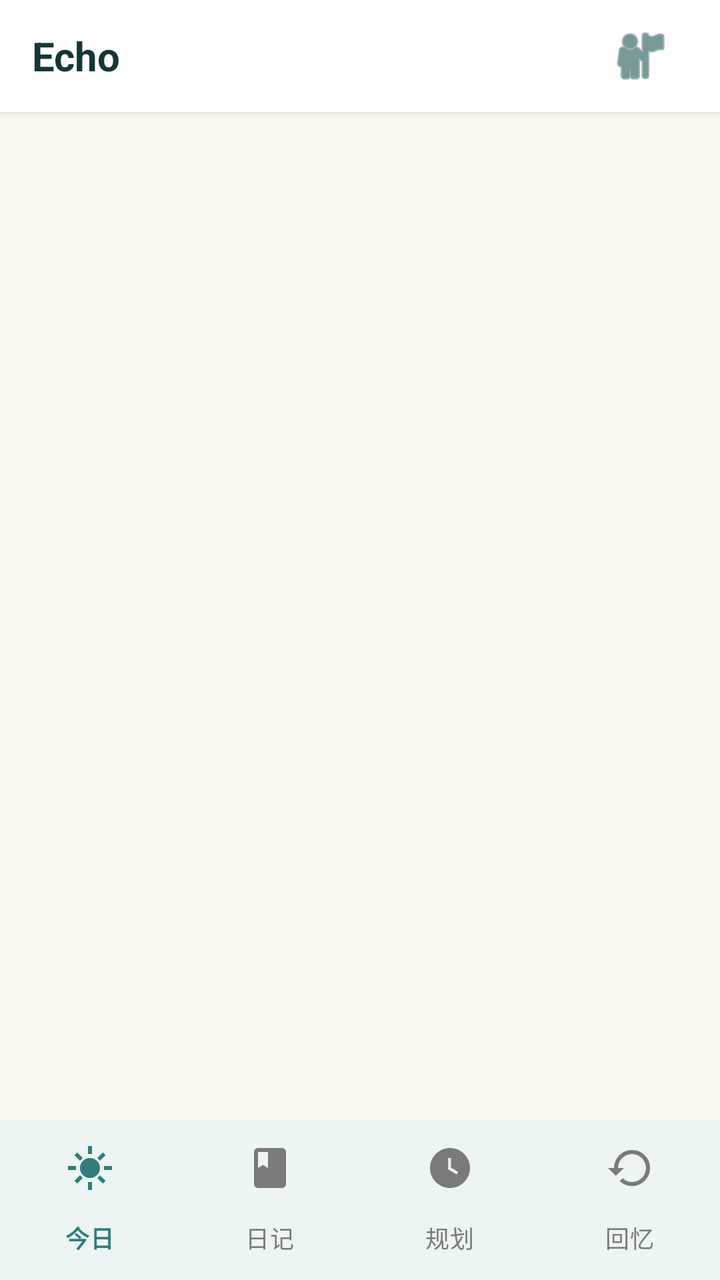
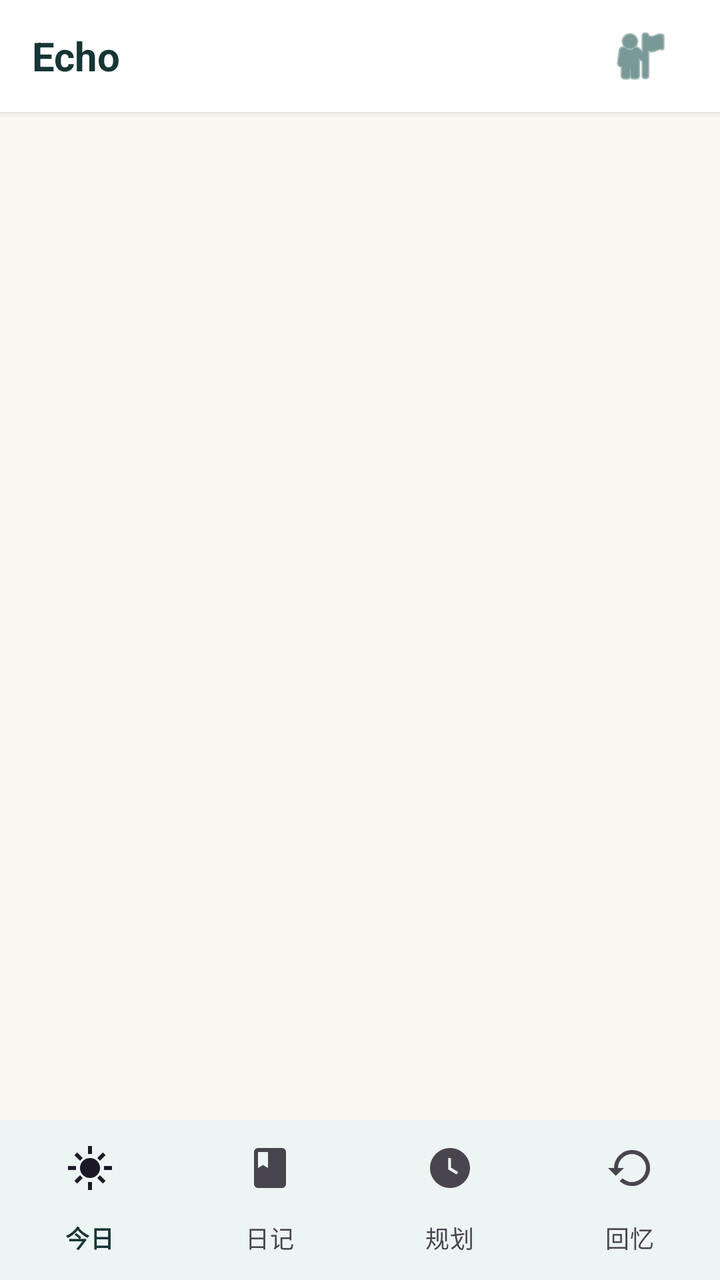

The first picture is an Android layout as it rendered before a commit; the second is the same layout after the commit. The layout source and the unified diff follow.
<!-- AndroidManifest.xml: application theme Theme.MyApplication -->
<!-- res/layout/activity_main.xml -->
<?xml version="1.0" encoding="utf-8"?>
<androidx.coordinatorlayout.widget.CoordinatorLayout xmlns:android="http://schemas.android.com/apk/res/android"
    xmlns:app="http://schemas.android.com/apk/res-auto"
    xmlns:tools="http://schemas.android.com/tools"
    android:id="@+id/root_main"
    android:layout_width="match_parent"
    android:layout_height="match_parent"
    android:background="#FAF7F0">

    <LinearLayout
        android:layout_width="match_parent"
        android:layout_height="match_parent"
        android:orientation="vertical">

        

        <LinearLayout
            android:layout_width="match_parent"
            android:layout_height="56dp"
            android:orientation="horizontal"
            android:gravity="center_vertical"
            android:paddingHorizontal="16dp"
            android:background="@android:color/white"
            android:elevation="2dp">

            <TextView
                android:layout_width="0dp"
                android:layout_height="wrap_content"
                android:layout_weight="1"
                android:text="@string/app_title"
                android:textColor="#163536"
                android:textSize="20sp"
                android:textStyle="bold"
                tools:ignore="VisualLintSystemUi" />

            <ImageButton
                android:id="@+id/btn_profile"
                android:layout_width="48dp"
                android:layout_height="48dp"
                android:background="?android:attr/selectableItemBackgroundBorderless"
                android:contentDescription="@string/profile_entry"
                android:padding="10dp"
                android:src="@android:drawable/ic_menu_myplaces"
                app:tint="#1E5553" />

            
        </LinearLayout>

        
        <LinearLayout
            android:id="@+id/weather_bar"
            android:layout_width="match_parent"
            android:layout_height="40dp"
            android:orientation="horizontal"
            android:gravity="center_vertical"
            android:paddingHorizontal="16dp"
            android:background="#F0F4F8"
            android:visibility="gone">

            <TextView
                android:id="@+id/weather_icon"
                android:layout_width="wrap_content"
                android:layout_height="wrap_content"
                android:textSize="20sp"
                android:layout_marginEnd="8dp" />

            <TextView
                android:id="@+id/weather_info"
                android:layout_width="0dp"
                android:layout_height="wrap_content"
                android:layout_weight="1"
                android:textSize="13sp"
                android:textColor="#555"
                android:maxLines="1"
                android:ellipsize="end" />
        </LinearLayout>

        
        <FrameLayout
            android:id="@+id/fragment_container"
            android:layout_width="match_parent"
            android:layout_height="0dp"
            android:layout_weight="1"
            android:paddingBottom="64dp" />
    </LinearLayout>

    
    <com.google.android.material.bottomnavigation.BottomNavigationView
        android:id="@+id/bottom_navigation"
        android:layout_width="match_parent"
        android:layout_height="wrap_content"
        android:layout_gravity="bottom"
        android:background="@android:color/white"
        app:menu="@menu/bottom_nav"
        app:labelVisibilityMode="labeled"
        app:itemIconTint="@color/bottom_nav_selector"
        app:itemTextColor="@color/bottom_nav_selector"
        tools:ignore="VisualLintBottomNav" />

</androidx.coordinatorlayout.widget.CoordinatorLayout>
<!-- resources referenced by this layout -->
<resources>
  <string name="app_title">Echo</string>
  <string name="profile_entry">个人中心</string>
  <style name="Theme.MyApplication" parent="Base.Theme.MyApplication" />
  <style name="Base.Theme.MyApplication" parent="Theme.Material3.DayNight.NoActionBar">
          <item name="colorPrimary">@color/echo_primary</item>
          <item name="colorPrimaryDark">@color/echo_primary_dark</item>
          <item name="colorAccent">@color/echo_primary</item>
          <item name="android:colorBackground">@color/echo_background</item>
          <item name="colorSurface">@color/echo_surface</item>
          <item name="colorOnPrimary">@color/white</item>
          <item name="colorOnSurface">@color/echo_text_primary</item>
      </style>
  <color name="echo_primary">#2F7D7A</color>
  <color name="echo_primary_dark">#1E5553</color>
  <color name="echo_background">#FAF7F0</color>
  <color name="echo_surface">#FFFFFF</color>
  <color name="white">#FFFFFFFF</color>
  <color name="echo_text_primary">#163536</color>
</resources>

<!-- the commit's change to res/layout/activity_main.xml (unified diff, before → after) -->
@@ -5,7 +5,7 @@
     android:id="@+id/root_main"
     android:layout_width="match_parent"
     android:layout_height="match_parent"
-    android:background="#FAF7F0">
+    android:background="?attr/echoBackground">
 
     <LinearLayout
         android:layout_width="match_parent"
@@ -20,7 +20,7 @@
             android:orientation="horizontal"
             android:gravity="center_vertical"
             android:paddingHorizontal="16dp"
-            android:background="@android:color/white"
+            android:background="?attr/echoSurface"
             android:elevation="2dp">
 
             <TextView
@@ -28,7 +28,7 @@
                 android:layout_height="wrap_content"
                 android:layout_weight="1"
                 android:text="@string/app_title"
-                android:textColor="#163536"
+                android:textColor="?attr/echoTextPrimary"
                 android:textSize="20sp"
                 android:textStyle="bold"
                 tools:ignore="VisualLintSystemUi" />
@@ -41,7 +41,7 @@
                 android:contentDescription="@string/profile_entry"
                 android:padding="10dp"
                 android:src="@android:drawable/ic_menu_myplaces"
-                app:tint="#1E5553" />
+                app:tint="?attr/echoPrimaryDark" />
 
             
         </LinearLayout>
@@ -54,7 +54,7 @@
             android:orientation="horizontal"
             android:gravity="center_vertical"
             android:paddingHorizontal="16dp"
-            android:background="#F0F4F8"
+            android:background="?attr/echoSurfaceVariant"
             android:visibility="gone">
 
             <TextView
@@ -70,7 +70,7 @@
                 android:layout_height="wrap_content"
                 android:layout_weight="1"
                 android:textSize="13sp"
-                android:textColor="#555"
+                android:textColor="?attr/echoTextSecondary"
                 android:maxLines="1"
                 android:ellipsize="end" />
         </LinearLayout>
@@ -90,11 +90,9 @@
         android:layout_width="match_parent"
         android:layout_height="wrap_content"
         android:layout_gravity="bottom"
-        android:background="@android:color/white"
+        android:background="?attr/echoSurface"
         app:menu="@menu/bottom_nav"
         app:labelVisibilityMode="labeled"
-        app:itemIconTint="@color/bottom_nav_selector"
-        app:itemTextColor="@color/bottom_nav_selector"
         tools:ignore="VisualLintBottomNav" />
 
 </androidx.coordinatorlayout.widget.CoordinatorLayout>
<!-- resource entries referenced after the edit -->
@@ -2,21 +2,33 @@
 <resources>
   <string name="app_title">Echo</string>
   <string name="profile_entry">个人中心</string>
-  <style name="Theme.MyApplication" parent="Base.Theme.MyApplication" />
-  <style name="Base.Theme.MyApplication" parent="Theme.Material3.DayNight.NoActionBar">
-          <item name="colorPrimary">@color/echo_primary</item>
-          <item name="colorPrimaryDark">@color/echo_primary_dark</item>
-          <item name="colorAccent">@color/echo_primary</item>
-          <item name="android:colorBackground">@color/echo_background</item>
-          <item name="colorSurface">@color/echo_surface</item>
-          <item name="colorOnPrimary">@color/white</item>
-          <item name="colorOnSurface">@color/echo_text_primary</item>
+  <style name="Theme.MyApplication" parent="Theme.MyApplication.Base">
+          <item name="echoPrimary">#2F7D7A</item>
+          <item name="echoPrimaryDark">#1E5553</item>
+          <item name="echoBackground">#FAF7F0</item>
+          <item name="echoSurface">#FFFFFF</item>
+          <item name="echoSurfaceVariant">#F3EFE7</item>
+          <item name="echoTextPrimary">#163536</item>
+          <item name="echoTextSecondary">#7A7A7A</item>
+          <item name="echoAccent">#E9C98F</item>
+          <item name="echoOnPrimary">#FFFFFF</item>
+          <item name="echoBorder">#E0DCD5</item>
+          <item name="echoDestructive">#E53935</item>
+          <item name="echoHint">#BDBDBD</item>
+          <item name="echoBubbleUser">#2F7D7A</item>
+          <item name="echoBubbleAssistant">#F3EFE7</item>
+          <item name="echoToolInfoBg">#F3EFE7</item>
       </style>
-  <color name="echo_primary">#2F7D7A</color>
-  <color name="echo_primary_dark">#1E5553</color>
-  <color name="echo_background">#FAF7F0</color>
-  <color name="echo_surface">#FFFFFF</color>
-  <color name="white">#FFFFFFFF</color>
-  <color name="echo_text_primary">#163536</color>
+  <style name="Theme.MyApplication.Base" parent="Theme.Material3.DayNight.NoActionBar">
+          
+          <item name="colorPrimary">?attr/echoPrimary</item>
+          <item name="colorPrimaryDark">?attr/echoPrimaryDark</item>
+          <item name="colorAccent">?attr/echoPrimary</item>
+          <item name="android:colorBackground">?attr/echoBackground</item>
+          <item name="colorSurface">?attr/echoSurface</item>
+          <item name="colorOnPrimary">?attr/echoOnPrimary</item>
+          <item name="colorOnSurface">?attr/echoTextPrimary</item>
+          <item name="android:statusBarColor">?attr/echoBackground</item>
+      </style>
 </resources>
 
